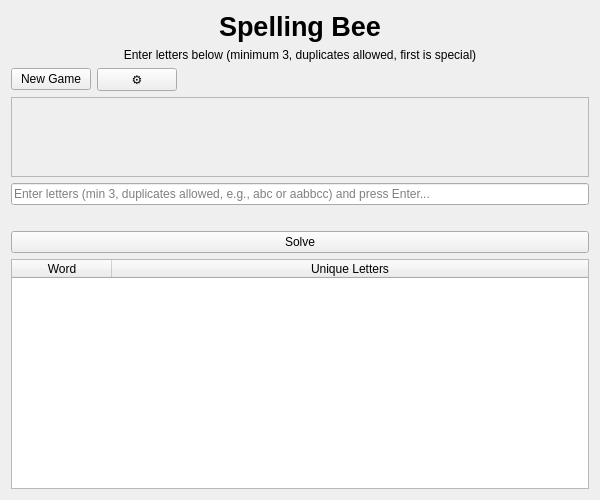
This is src/gui/SpellingBeeWidget.ui in satsinush/word-games as Qt 5 draws it before an edit. The edited form follows.
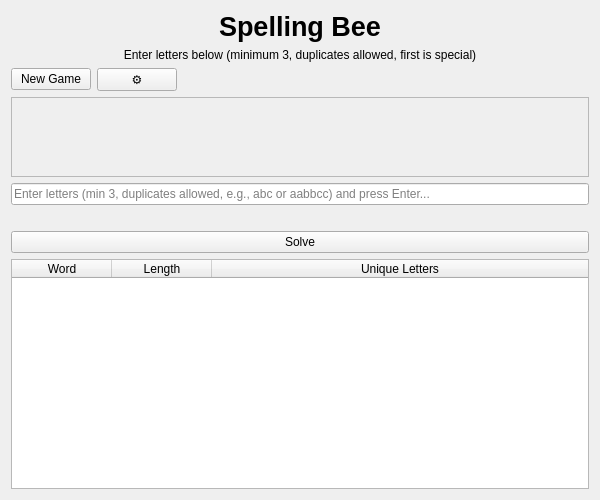
This is the edited form.

What changed in the file:
```diff
--- a/src/gui/SpellingBeeWidget.ui
+++ b/src/gui/SpellingBeeWidget.ui
@@ -189,6 +189,11 @@
        <string>Word</string>
       </property>
      </column>
+     <column>
+      <property name="text">
+       <string>Length</string>
+      </property>
+     </column>
      <column>
       <property name="text">
        <string>Unique Letters</string>
```
